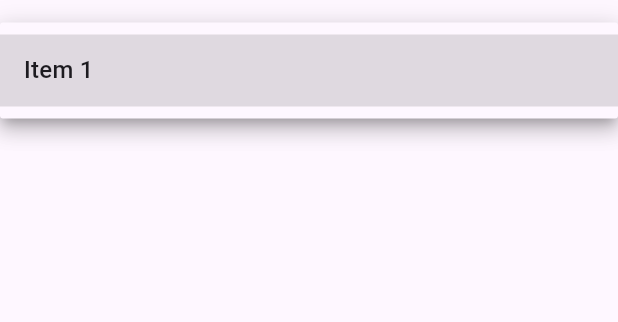
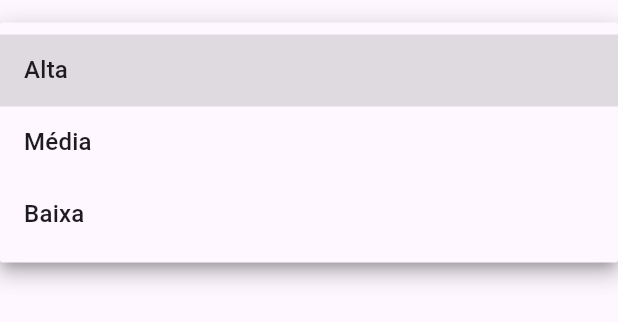
Before and after one commit to raquel-brena/flutter-calculadora-imc, a Flutter app: the Select widget shown alone on an empty page, opened directly, after a tap on "State", on a phone screen of 412 x 824 dp. Shown: the top 322 px of the screen. Run offline on Flutter 3.47's test engine with Material 3 defaults, Android fonts, the light colour scheme and no system bars.

```diff
--- a/lib/form/components/Select.dart
+++ b/lib/form/components/Select.dart
@@ -25,11 +25,19 @@ class Select extends StatelessWidget {
     return Container(
       margin: const EdgeInsets.only(top: 15),
       child: DropdownButtonFormField(
-        items: [
+        items: const [
           DropdownMenuItem(
-            child: Text("Item 1"),
-            value: 1,
-          )
+            child: Text("Alta"),
+            value: "Alta",
+          ),
+           DropdownMenuItem(
+            child: Text("Média"),
+            value: "Média",
+          ),
+           DropdownMenuItem(
+            child: Text("Baixa"),
+            value: "Baixa",
+          ),
         ],
         decoration: InputDecoration(
           enabledBorder: const UnderlineInputBorder(
@@ -42,7 +50,9 @@ class Select extends StatelessWidget {
             horizontal: 5,
           ),
         ),
-        onChanged: (int? value) {},
+        onChanged: (String? value) {
+
+        },
       ),
     );
   }
```
Also changed, not shown: lib/calc_imc/components/ResultCalc.dart (+5 -5 lines).
